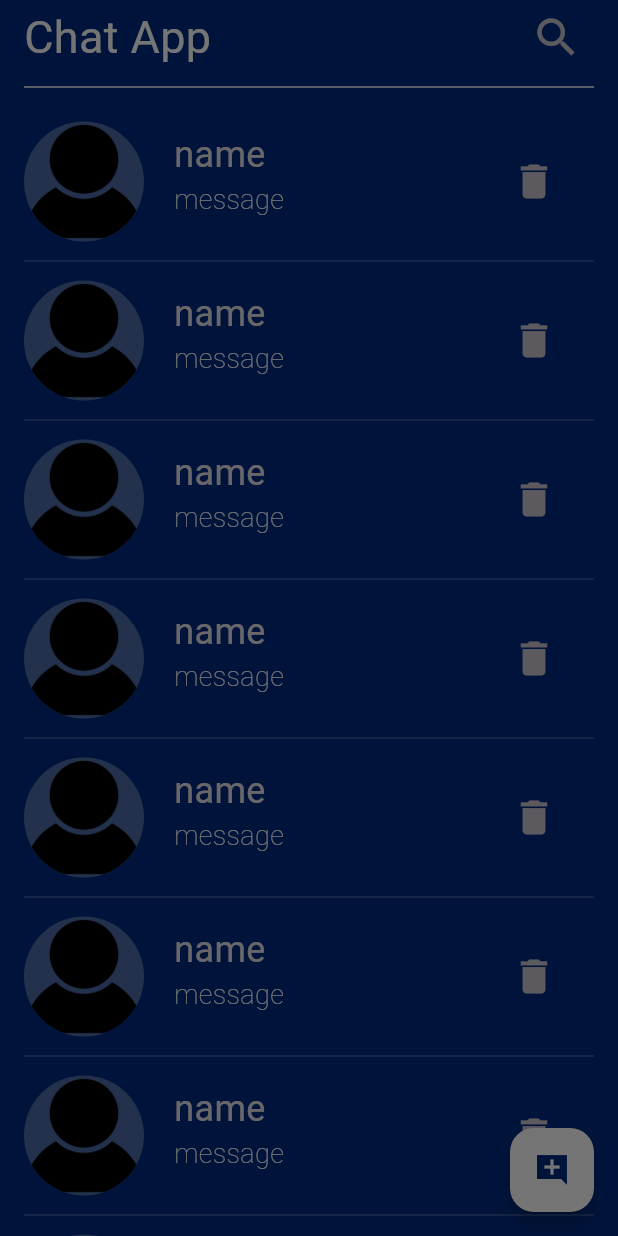
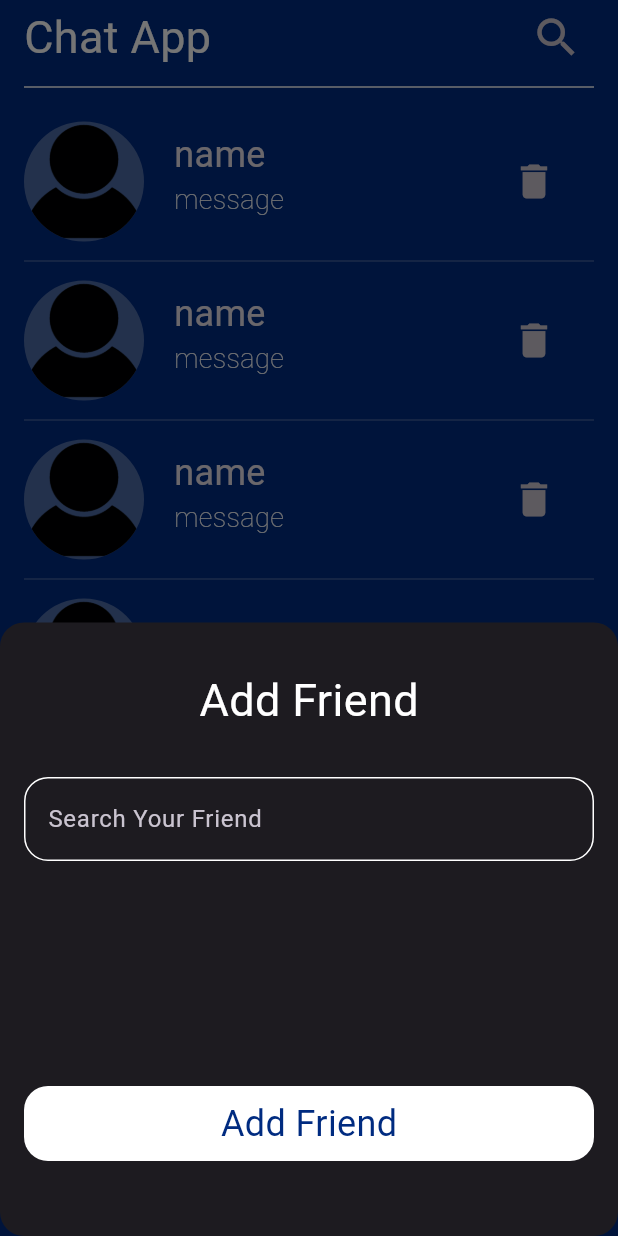
Before and after one commit to Makaruos-Emad/chat_app, a Flutter app: the HomeView screen opened by its route, after a tap on the "add comment" icon, on a phone screen of 412 x 824 dp. Run offline on Flutter 3.47's test engine with Material 3 defaults, Android fonts, the light colour scheme and no system bars; our stand-ins replace font_awesome_flutter, go_router.

Commit message:
create add new friend

```diff
--- /dev/null
+++ b/lib/features/home/presentation/view/widget/add_friend.dart
@@ -0,0 +1,34 @@
+import 'package:chat_app/core/utils/app_style_text.dart';
+import 'package:chat_app/core/widget/custom_button.dart';
+import 'package:chat_app/features/home/presentation/view/widget/custom_text_field.dart';
+import 'package:flutter/material.dart';
+
+class AddNewFriend extends StatelessWidget {
+  const AddNewFriend({super.key});
+
+  @override
+  Widget build(BuildContext context) {
+    return const Column(
+      children: [
+        SizedBox(
+          height: 30,
+        ),
+        Text(
+          'Add Friend',
+          style: StyleText.style30,
+        ),
+        SizedBox(
+          height: 30,
+        ),
+        CustomTextField(hintText: 'Search Your Friend'),
+        SizedBox(
+          height: 150,
+        ),
+        CustomButton(text: 'Add Friend'),
+        SizedBox(
+          height: 50,
+        ),
+      ],
+    );
+  }
+}
--- a/lib/features/home/presentation/view/widget/add_friend_bottom_sheet.dart
+++ b/lib/features/home/presentation/view/widget/add_friend_bottom_sheet.dart
@@ -1,3 +1,4 @@
+import 'package:chat_app/features/home/presentation/view/widget/add_friend.dart';
 import 'package:flutter/material.dart';
 
 class AddFriendBottomSheet extends StatelessWidget {
@@ -14,7 +15,7 @@ class AddFriendBottomSheet extends StatelessWidget {
             right: 16,
             bottom: MediaQuery.of(context).viewInsets.bottom),
         child: const SingleChildScrollView(
-          child: Column(),
+          child: AddNewFriend(),
         ),
       ),
     );
--- a/lib/features/home/presentation/view/widget/chat_view_body.dart
+++ b/lib/features/home/presentation/view/widget/chat_view_body.dart
@@ -8,13 +8,19 @@ class ChatViewBody extends StatelessWidget {
 
   @override
   Widget build(BuildContext context) {
-    return const Column(
+    return Column(
       children: [
-        ChatViewAppBar(),
-        ChatBuble(),
-        ChatBubleForFriend(),
+        const ChatViewAppBar(),
+        const ChatBuble(),
+        const ChatBubleForFriend(),
         CustomTextField(
           hintText: 'Message',
+          suffixIcon: IconButton(
+            onPressed: () {},
+            icon: const Icon(
+              Icons.send,
+            ),
+          ),
         ),
       ],
     );
--- a/lib/features/home/presentation/view/widget/custom_text_field.dart
+++ b/lib/features/home/presentation/view/widget/custom_text_field.dart
@@ -1,10 +1,12 @@
 import 'package:flutter/material.dart';
 
 class CustomTextField extends StatelessWidget {
-  const CustomTextField({super.key, required this.hintText, this.onSubmitted});
+  const CustomTextField(
+      {super.key, required this.hintText, this.onSubmitted, this.suffixIcon});
 
   final String hintText;
   final void Function(String?)? onSubmitted;
+  final Widget? suffixIcon;
   @override
   Widget build(BuildContext context) {
     return TextField(
@@ -13,12 +15,7 @@ class CustomTextField extends StatelessWidget {
       minLines: 1,
       onSubmitted: onSubmitted,
       decoration: InputDecoration(
-        suffixIcon: IconButton(
-          onPressed: () {},
-          icon: const Icon(
-            Icons.send,
-          ),
-        ),
+        suffixIcon: suffixIcon,
         hintText: hintText,
         border: textFiledBorderDecoration(),
         enabledBorder: textFiledBorderDecoration(),
```
